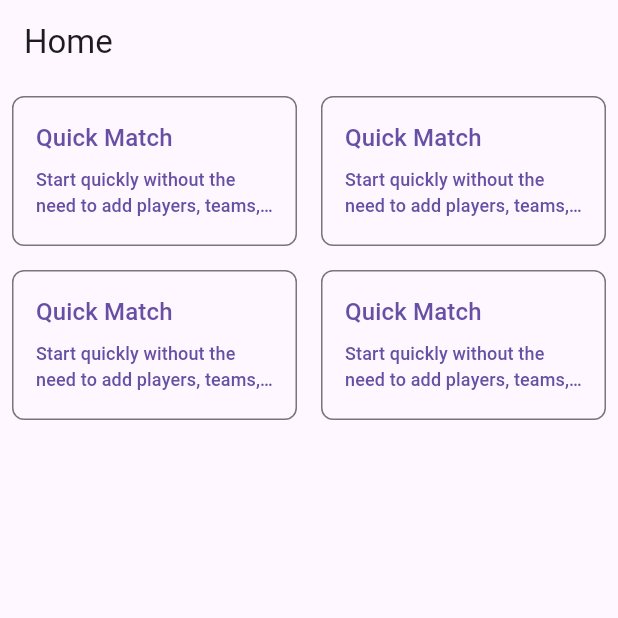
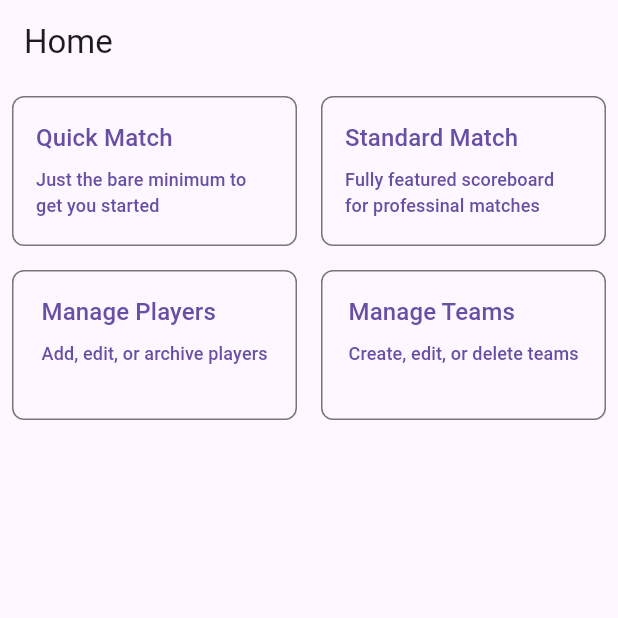
Before and after one commit to vikiten10/bowled-flutter, a Flutter app: the screen it shows after launch, on a phone screen of 412 x 824 dp, the top half of it. Run offline on Flutter 3.47's test engine with Material 3 defaults, Android fonts, the phone set to English and light mode, and no system bars.

Commit message:
Added files for pages and upated the widget

```diff
--- a/lib/components/descriptive_button.dart
+++ b/lib/components/descriptive_button.dart
@@ -1,7 +1,11 @@
 import 'package:flutter/material.dart';
 
 class DescriptiveButton extends StatelessWidget {
-  const DescriptiveButton({super.key});
+  final String heading;
+  final String description;
+
+  const DescriptiveButton(
+      {super.key, required this.heading, required this.description});
 
   @override
   Widget build(BuildContext context) {
@@ -16,24 +20,24 @@ class DescriptiveButton extends StatelessWidget {
           padding: const EdgeInsets.all(16.0),
         ),
         onPressed: () {},
-        child: const Column(
+        child: Column(
           crossAxisAlignment: CrossAxisAlignment.start,
           children: [
             Text(
-              "Quick Match",
+              heading,
               overflow: TextOverflow.ellipsis,
-              style: TextStyle(
+              style: const TextStyle(
                 fontSize: 16,
               ),
             ),
-            SizedBox(
+            const SizedBox(
               height: 8,
             ),
             Text(
-              "Start quickly without the need to add players, teams, etc",
+              description,
               maxLines: 2,
               overflow: TextOverflow.ellipsis,
-              style: TextStyle(
+              style: const TextStyle(
                 fontSize: 12,
               ),
             ),
--- a/lib/pages/home_page.dart
+++ b/lib/pages/home_page.dart
@@ -16,10 +16,16 @@ class HomePage extends StatelessWidget {
             mainAxisAlignment: MainAxisAlignment.spaceAround,
             children: [
               Expanded(
-                child: DescriptiveButton(),
+                child: DescriptiveButton(
+                  heading: "Quick Match",
+                  description: "Just the bare minimum to get you started",
+                ),
               ),
               Expanded(
-                child: DescriptiveButton(),
+                child: DescriptiveButton(
+                  heading: "Standard Match",
+                  description: "Fully featured scoreboard for professinal matches",
+                ),
               ),
             ],
           ),
@@ -27,10 +33,16 @@ class HomePage extends StatelessWidget {
             mainAxisAlignment: MainAxisAlignment.spaceAround,
             children: [
               Expanded(
-                child: DescriptiveButton(),
+                child: DescriptiveButton(
+                  heading: "Manage Players",
+                  description: "Add, edit, or archive players",
+                ),
               ),
               Expanded(
-                child: DescriptiveButton(),
+                child: DescriptiveButton(
+                  heading: "Manage Teams",
+                  description: "Create, edit, or delete teams",
+                ),
               ),
             ],
           ),
```
Also changed, not shown: lib/pages/manage_players.dart (added), lib/pages/manage_teams.dart (added), lib/pages/quick_match.dart (added), lib/pages/standard_match.dart (added).
